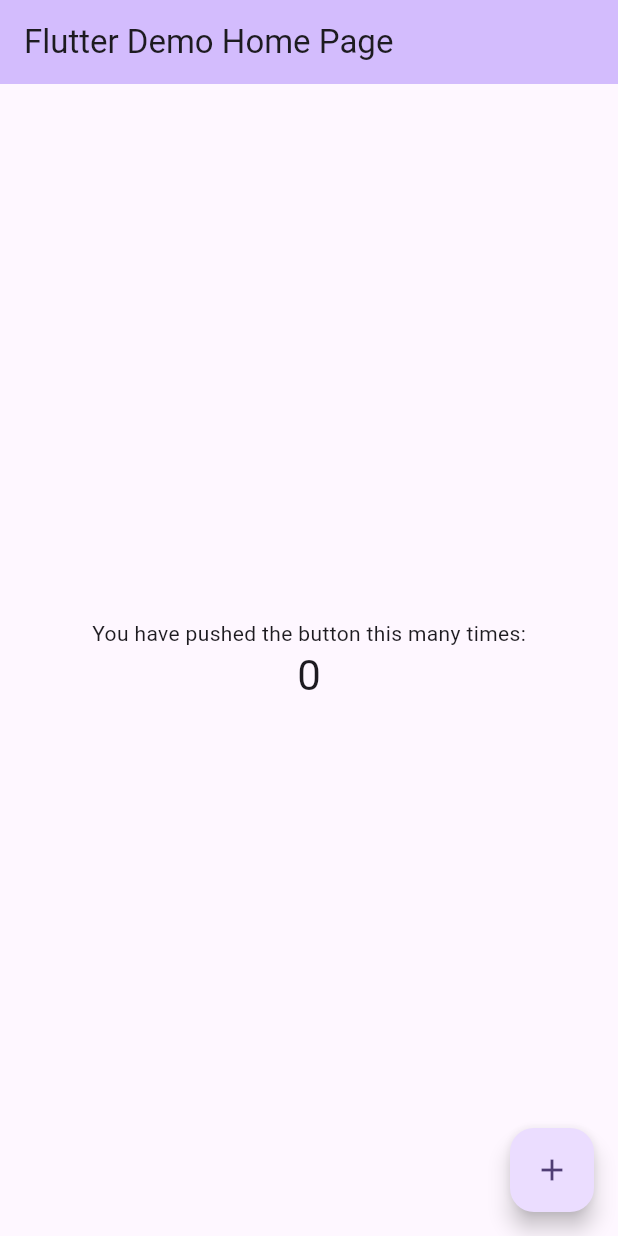
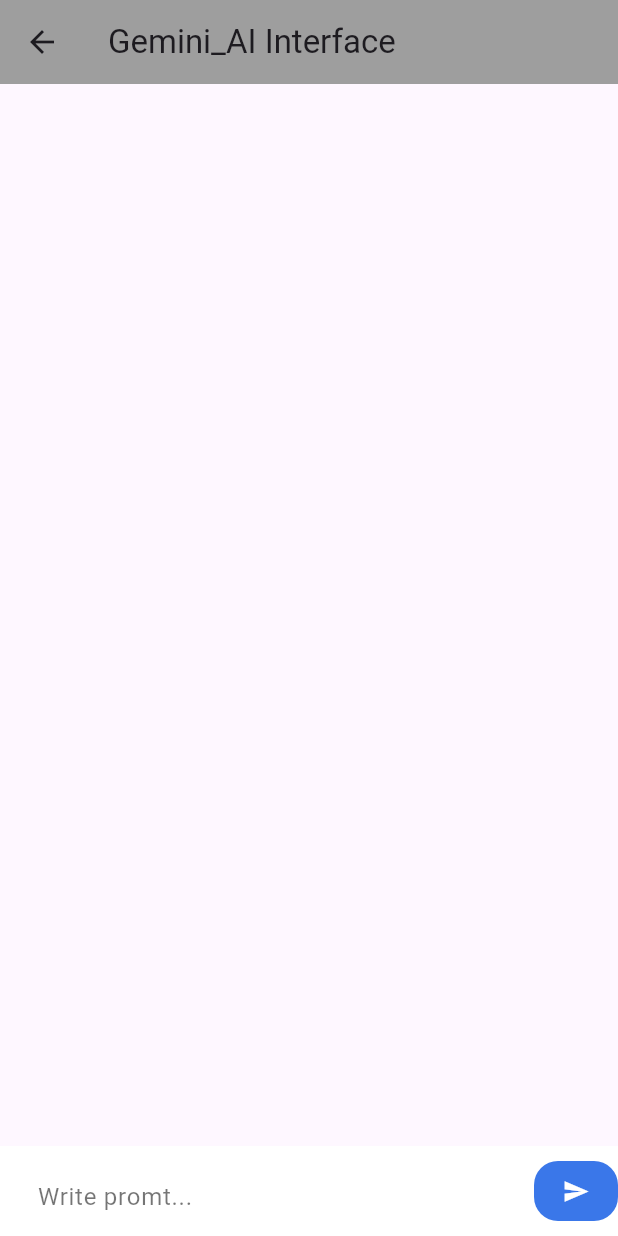
Before and after one commit to gokulakrishnan001/Gemini_App_Flutter, a Flutter app: the screen it shows after launch, on a phone screen of 412 x 824 dp. Run offline on Flutter 3.47's test engine with Material 3 defaults, Android fonts, the phone set to English and light mode, and no system bars; our stand-ins replace bloc, flutter_dotenv, go_router; network calls fail.

Commit message:
build basic layout

```diff
--- /dev/null
+++ b/lib/Screen/AIInterface.dart
@@ -0,0 +1,65 @@
+import 'package:flutter/material.dart';
+
+class HomeScreen extends StatefulWidget {
+  const HomeScreen({super.key});
+
+  @override
+  State<HomeScreen> createState() => _HomeScreenState();
+}
+
+class _HomeScreenState extends State<HomeScreen> {
+  @override
+  Widget build(BuildContext context) {
+    return Scaffold(
+      appBar: AppBar(
+        title: Text('Gemini_AI Interface'),
+        backgroundColor: Colors.grey,
+      ),
+      bottomNavigationBar: inputTextField(),
+    );
+  }
+
+  Widget inputTextField() {
+    return Stack(
+      children: <Widget>[
+        Align(
+          alignment: Alignment.bottomLeft,
+          child: Container(
+            padding: EdgeInsets.only(left: 10, bottom: 10, top: 10),
+            height: 60,
+            width: double.infinity,
+            color: Colors.white,
+            child: Row(
+              children: <Widget>[
+                const SizedBox(
+                  width: 15,
+                ),
+                const Expanded(
+                  child: TextField(
+                    decoration: InputDecoration(
+                        hintText: "Write promt...",
+                        hintStyle: TextStyle(color: Colors.black54),
+                        border: InputBorder.none),
+                  ),
+                ),
+                const SizedBox(
+                  width: 15,
+                ),
+                FloatingActionButton(
+                  onPressed: () {},
+                  backgroundColor: Color.fromARGB(255, 58, 119, 233),
+                  elevation: 0,
+                  child: const Icon(
+                    Icons.send,
+                    color: Colors.white,
+                    size: 18,
+                  ),
+                ),
+              ],
+            ),
+          ),
+        ),
+      ],
+    );
+  }
+}
--- /dev/null
+++ b/lib/bloc/bloc/api_event.dart
@@ -0,0 +1,4 @@
+part of 'api_bloc.dart';
+
+@immutable
+sealed class ApiEvent {}
--- /dev/null
+++ b/lib/bloc/bloc/api_state.dart
@@ -0,0 +1,6 @@
+part of 'api_bloc.dart';
+
+@immutable
+sealed class ApiState {}
+
+final class ApiInitial extends ApiState {}
--- a/lib/main.dart
+++ b/lib/main.dart
@@ -1,6 +1,9 @@
 import 'package:flutter/material.dart';
+import 'package:gemini_integration/router/AppRouterConfig.dart';
+import 'package:flutter_dotenv/flutter_dotenv.dart';
 
-void main() {
+void main() async {
+ // await dotenv.load(fileName: '.env');
   runApp(const MyApp());
 }
 
@@ -10,116 +13,11 @@
   // This widget is the root of your application.
   @override
   Widget build(BuildContext context) {
-    return MaterialApp(
-      title: 'Flutter Demo',
-      theme: ThemeData(
-        // This is the theme of your application.
-        //
-        // TRY THIS: Try running your application with "flutter run". You'll see
-        // the application has a purple toolbar. Then, without quitting the app,
-        // try changing the seedColor in the colorScheme below to Colors.green
-        // and then invoke "hot reload" (save your changes or press the "hot
-        // reload" button in a Flutter-supported IDE, or press "r" if you used
-        // the command line to start the app).
-        //
-        // Notice that the counter didn't reset back to zero; the application
-        // state is not lost during the reload. To reset the state, use hot
-        // restart instead.
-        //
-        // This works for code too, not just values: Most code changes can be
-        // tested with just a hot reload.
-        colorScheme: ColorScheme.fromSeed(seedColor: Colors.deepPurple),
-        useMaterial3: true,
-      ),
-      home: const MyHomePage(title: 'Flutter Demo Home Page'),
+    return MaterialApp.router(
+      title: '',
+      routeInformationParser: AppRoutes.router.routeInformationParser,
+      routerDelegate: AppRoutes.router.routerDelegate,
+      routeInformationProvider: AppRoutes.router.routeInformationProvider,
     );
   }
 }
-
-class MyHomePage extends StatefulWidget {
-  const MyHomePage({super.key, required this.title});
-
-  // This widget is the home page of your application. It is stateful, meaning
-  // that it has a State object (defined below) that contains fields that affect
-  // how it looks.
-
-  // This class is the configuration for the state. It holds the values (in this
-  // case the title) provided by the parent (in this case the App widget) and
-  // used by the build method of the State. Fields in a Widget subclass are
-  // always marked "final".
-
-  final String title;
-
-  @override
-  State<MyHomePage> createState() => _MyHomePageState();
-}
-
-class _MyHomePageState extends State<MyHomePage> {
-  int _counter = 0;
-
-  void _incrementCounter() {
-    setState(() {
-      // This call to setState tells the Flutter framework that something has
-      // changed in this State, which causes it to rerun the build method below
-      // so that the display can reflect the updated values. If we changed
-      // _counter without calling setState(), then the build method would not be
-      // called again, and so nothing would appear to happen.
-      _counter++;
-    });
-  }
-
-  @override
-  Widget build(BuildContext context) {
-    // This method is rerun every time setState is called, for instance as done
-    // by the _incrementCounter method above.
-    //
-    // The Flutter framework has been optimized to make rerunning build methods
-    // fast, so that you can just rebuild anything that needs updating rather
-    // than having to individually change instances of widgets.
-    return Scaffold(
-      appBar: AppBar(
-        // TRY THIS: Try changing the color here to a specific color (to
-        // Colors.amber, perhaps?) and trigger a hot reload to see the AppBar
-        // change color while the other colors stay the same.
-        backgroundColor: Theme.of(context).colorScheme.inversePrimary,
-        // Here we take the value from the MyHomePage object that was created by
-        // the App.build method, and use it to set our appbar title.
-        title: Text(widget.title),
-      ),
-      body: Center(
-        // Center is a layout widget. It takes a single child and positions it
-        // in the middle of the parent.
-        child: Column(
-          // Column is also a layout widget. It takes a list of children and
-          // arranges them vertically. By default, it sizes itself to fit its
-          // children horizontally, and tries to be as tall as its parent.
-          //
-          // Column has various properties to control how it sizes itself and
-          // how it positions its children. Here we use mainAxisAlignment to
-          // center the children vertically; the main axis here is the vertical
-          // axis because Columns are vertical (the cross axis would be
-          // horizontal).
-          //
-          // TRY THIS: Invoke "debug painting" (choose the "Toggle Debug Paint"
-          // action in the IDE, or press "p" in the console), to see the
-          // wireframe for each widget.
-          mainAxisAlignment: MainAxisAlignment.center,
-          children: <Widget>[
-            const Text(
-              'You have pushed the button this many times:',
-            ),
-            Text(
-              '$_counter',
-              style: Theme.of(context).textTheme.headlineMedium,
-            ),
-          ],
-        ),
-      ),
-      floatingActionButton: FloatingActionButton(
-        onPressed: _incrementCounter,
-        tooltip: 'Increment',
-        child: const Icon(Icons.add),
-      ), // This trailing comma makes auto-formatting nicer for build methods.
-    );
-  }
-}
--- /dev/null
+++ b/lib/router/AppRouterConfig.dart
@@ -0,0 +1,24 @@
+import 'package:flutter/material.dart';
+import 'package:gemini_integration/Screen/AIInterface.dart';
+import 'package:gemini_integration/Screen/SplashScreen.dart';
+import 'package:gemini_integration/router/AppRouterConstant.dart';
+import 'package:go_router/go_router.dart';
+
+class AppRoutes {
+  static GoRouter router = GoRouter(routes: [
+    GoRoute(
+      name: AppRouteConstant.splashScreen,
+      path: '/',
+      pageBuilder: (context, state) {
+        return const MaterialPage(child: SplashScreen());
+      },
+    ),
+    GoRoute(
+      name: AppRouteConstant.indexScreen,
+      path: '/homeScreen',
+      pageBuilder: (context, state) {
+        return const MaterialPage(child: HomeScreen());
+      },
+    )
+  ]);
+}
--- /dev/null
+++ b/lib/router/AppRouterConstant.dart
@@ -0,0 +1,4 @@
+class AppRouteConstant {
+  static const String splashScreen = 'splash_screen';
+  static const String indexScreen = 'index_screen';
+}
```
Also changed, not shown: lib/Screen/SplashScreen.dart (added, +33 -0 lines), lib/bloc/bloc/api_bloc.dart (added, +13 -0 lines), pubspec.yaml (+8 -0 lines), pubspec.lock, 1 other file.
